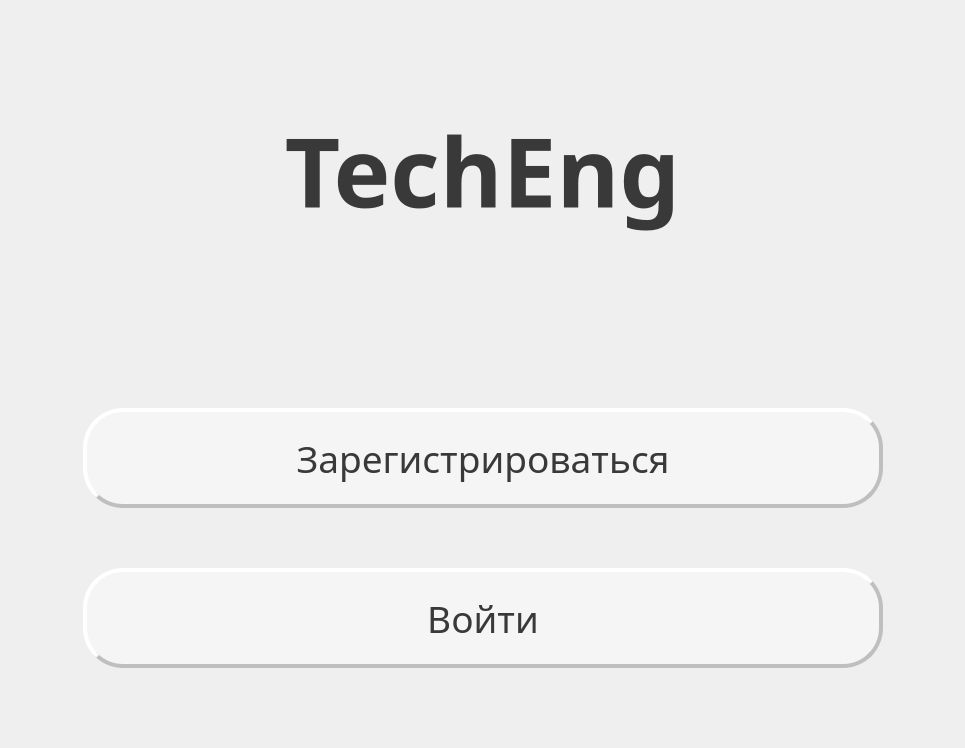
First picture: the form in main.ui, repository realeedd/techEng, before the edit.
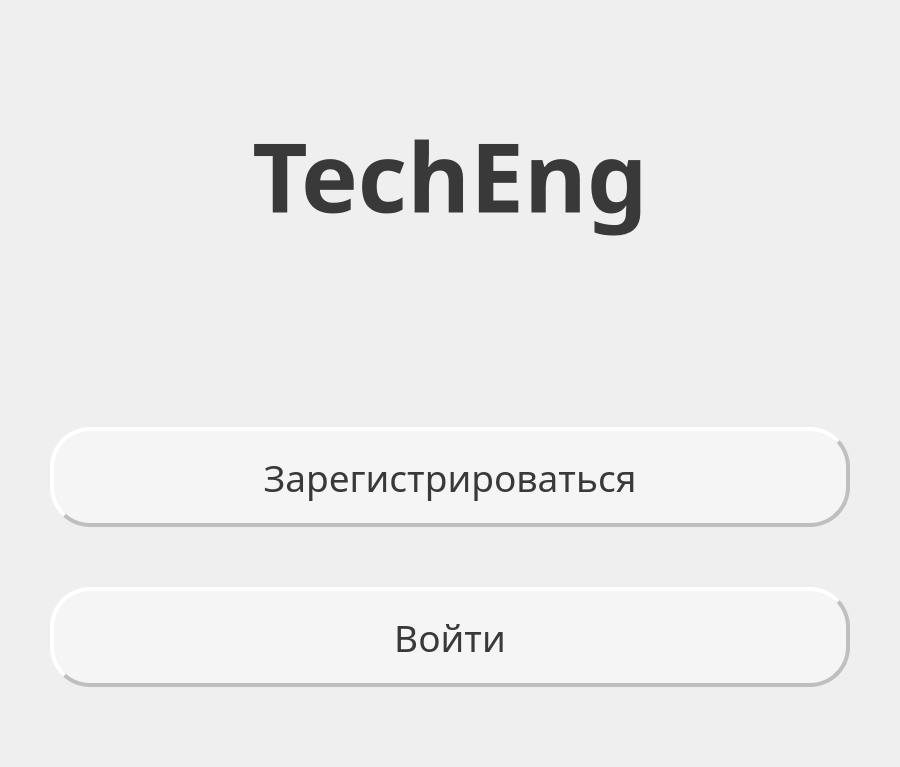
Second picture: the form after the edit.

What changed in the file:
```diff
--- a/main.ui
+++ b/main.ui
@@ -1,13 +1,13 @@
 <?xml version="1.0" encoding="UTF-8"?>
 <ui version="4.0">
- <class>MainWindow</class>
- <widget class="QMainWindow" name="TechEng">
+ <class>TechEng</class>
+ <widget class="QWidget" name="TechEng">
   <property name="geometry">
    <rect>
     <x>0</x>
     <y>0</y>
-    <width>965</width>
-    <height>748</height>
+    <width>900</width>
+    <height>767</height>
    </rect>
   </property>
   <property name="minimumSize">
@@ -22,7 +22,35 @@
   <property name="styleSheet">
    <string notr="true"/>
   </property>
-  <widget class="QWidget" name="centralwidget">
+  <layout class="QVBoxLayout" name="verticalLayout_3">
+   <property name="leftMargin">
+    <number>0</number>
+   </property>
+   <property name="topMargin">
+    <number>0</number>
+   </property>
+   <property name="rightMargin">
+    <number>0</number>
+   </property>
+   <property name="bottomMargin">
+    <number>0</number>
+   </property>
+   <item>
+    <widget class="QWidget" name="widget" native="true">
+     <layout class="QVBoxLayout" name="verticalLayout_4">
+      <property name="leftMargin">
+       <number>0</number>
+      </property>
+      <property name="topMargin">
+       <number>0</number>
+      </property>
+      <property name="rightMargin">
+       <number>0</number>
+      </property>
+      <property name="bottomMargin">
+       <number>0</number>
+      </property>
+      <item>
    <layout class="QVBoxLayout" name="verticalLayout_2">
     <property name="bottomMargin">
      <number>50</number>
@@ -220,7 +248,11 @@
      </layout>
     </item>
    </layout>
-  </widget>
+      </item>
+     </layout>
+    </widget>
+   </item>
+  </layout>
  </widget>
  <resources>
   <include location="res1.qrc"/>
```
Lines whose indentation alone changed are shown as unchanged.
